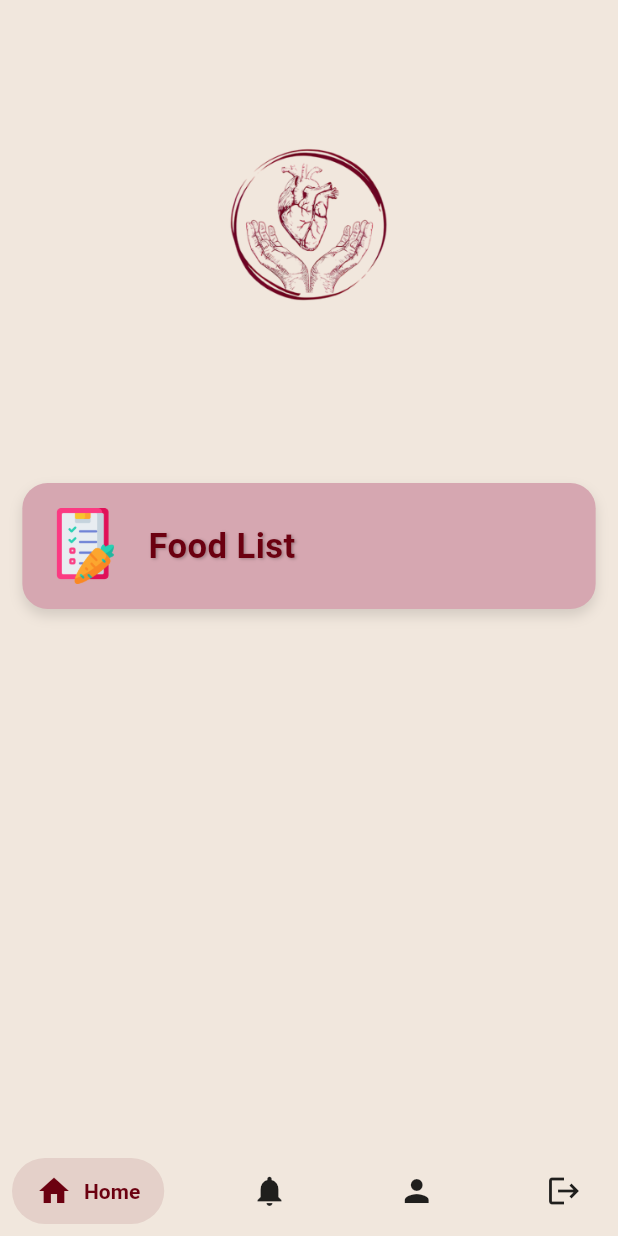
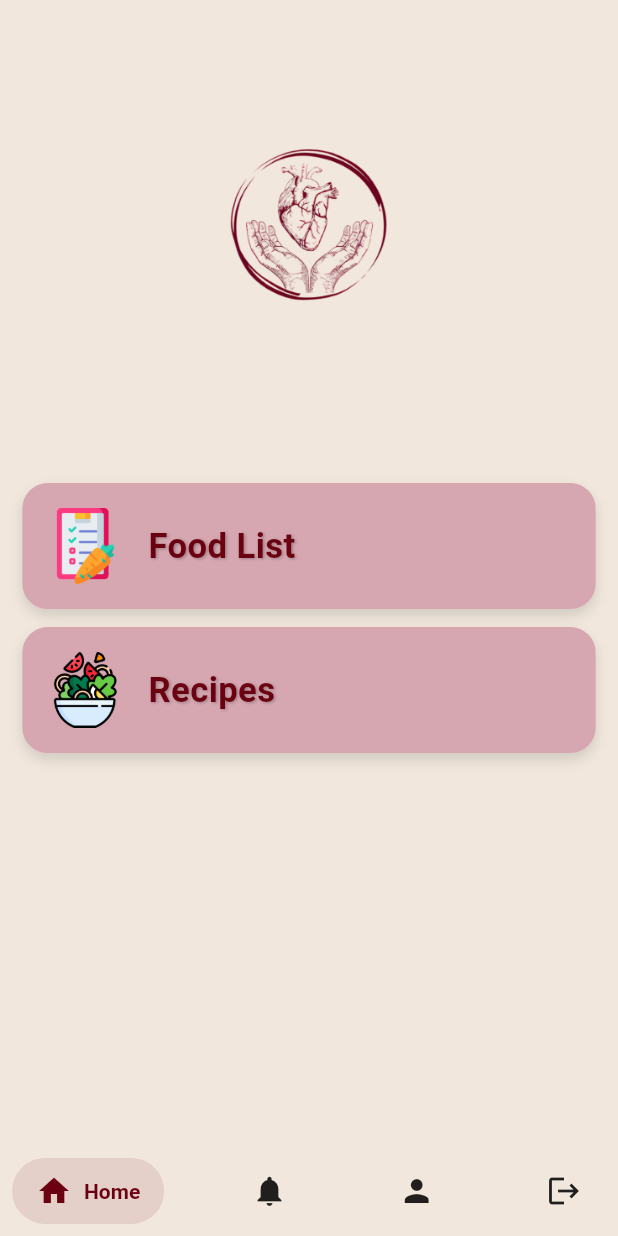
Before and after one commit to shuakr/Dietly, a Flutter app: the HomeScreen screen opened by its route, on a phone screen of 412 x 824 dp. Run offline on Flutter 3.47's test engine with Material 3 defaults, Android fonts, the phone set to English and light mode, and no system bars; drawn by our look-alikes of salomon_bottom_bar; our stand-ins replace cloud_firestore, firebase_auth, firebase_core, font_awesome_flutter, google_fonts, google_sign_in and 3 more; accounts and stored records are empty.

Commit message:
feat(home_screen):Add animated RecipeListCard with hover effect and integrate into HomeScreen

```diff
--- a/lib/screens/home_screen.dart
+++ b/lib/screens/home_screen.dart
@@ -1,6 +1,7 @@
 // lib/screens/home_screen.dart
 
 import 'package:dietly/widgets/food_list_card.dart';
+import 'package:dietly/widgets/recipes_list_card.dart';
 import 'package:flutter/material.dart';
 import '../widgets/salomon_bottom_bar.dart';
 
@@ -28,6 +29,7 @@ class HomeScreen extends StatelessWidget {
                   ),
               ),
               const FoodListCard(),
+              const RecipeListCard(),
             ],
           ),
         ),
--- /dev/null
+++ b/lib/widgets/recipes_list_card.dart
@@ -0,0 +1,74 @@
+// lib/widgets/food_list_card.dart
+
+import 'package:flutter/material.dart';
+
+class RecipeListCard extends StatefulWidget {
+  const RecipeListCard({super.key});
+
+  @override
+  State<RecipeListCard> createState() => _RecipeListCardState();
+}
+
+class _RecipeListCardState extends State<RecipeListCard>
+    with SingleTickerProviderStateMixin {
+  bool _isHovered = false;
+
+  @override
+  Widget build(BuildContext context) {
+    return MouseRegion(
+      onEnter: (_) => setState(() => _isHovered = true),
+      onExit: (_) => setState(() => _isHovered = false),
+      child: AnimatedScale(
+        duration: const Duration(milliseconds: 200),
+        scale: _isHovered ? 1.0 : 1.05,
+        child: GestureDetector(
+          onTap: () {
+            debugPrint("🍽️ Recipes card tapped");
+            // TODO: Navigate or handle tap
+          },
+          child: Container(
+            width: double.infinity,
+            margin: const EdgeInsets.symmetric(horizontal: 24, vertical: 8),
+            padding: const EdgeInsets.all(16),
+            decoration: BoxDecoration(
+              color: const Color(0xFFD6A7B1),
+              borderRadius: BorderRadius.circular(16),
+              boxShadow: [
+                BoxShadow(
+                  color: Colors.black12,
+                  blurRadius: 6,
+                  offset: Offset(0, 4),
+                ),
+              ],
+            ),
+            child: Row(
+              children: [
+                Image.asset(
+                  'assets/recipe.png', // Senin ikonunun yolu
+                  height: 48,
+                  width: 48,
+                ),
+                const SizedBox(width: 16),
+                const Text(
+                  'Recipes',
+                  style: TextStyle(
+                    fontSize: 22,
+                    fontWeight: FontWeight.w600,
+                    color: Color(0xFF6B0010),
+                    shadows: [
+                      Shadow(
+                        offset: Offset(1, 1),
+                        color: Colors.black26,
+                        blurRadius: 2,
+                      ),
+                    ],
+                  ),
+                ),
+              ],
+            ),
+          ),
+        ),
+      ),
+    );
+  }
+}
--- a/pubspec.yaml
+++ b/pubspec.yaml
@@ -74,6 +74,7 @@ flutter:
     - assets/dietlylogo.png
     - assets/animations/splash_screen.json
     - assets/foodlist.png
+    - assets/recipe.png
 
   #   - images/a_dot_ham.jpeg
 
```
Also changed, not shown: assets/recipe.png (renamed from assets/salad_2515183.png).
